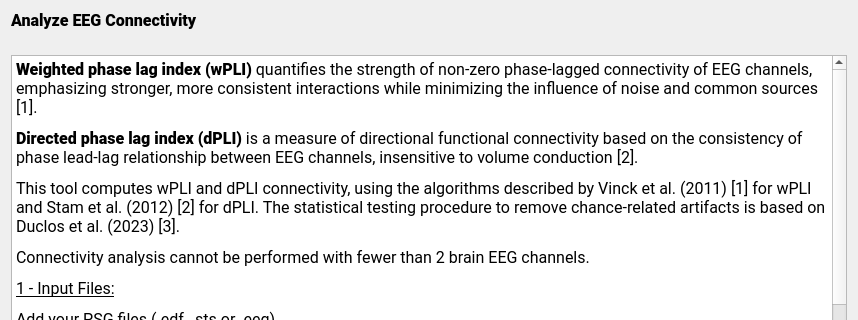
First picture: the form in tools/CEAMSTools/AnalyzeEEGConnectivity/AnalyzeEEGConnectivityDoc/Ui_AnalyzeEEGConnectivityDoc.ui, repository SnoozToolbox/snooz-package-ceams, before the edit; both pictures show x 0 to 858 and y 0 to 320 of the 858 by 644 pixel window.
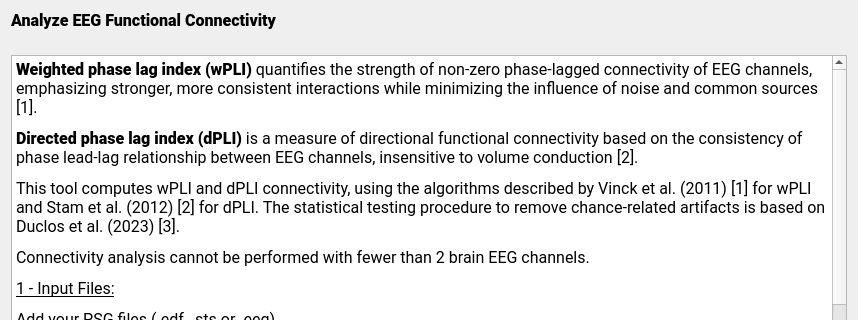
Second picture: the form after the edit.

Commit message: Rename "Analyze EEG Connectivity" tool for "Analyze EEG Functional Connectivity".

```diff
--- a/tools/CEAMSTools/AnalyzeEEGConnectivity/AnalyzeEEGConnectivityDoc/Ui_AnalyzeEEGConnectivityDoc.ui
+++ b/tools/CEAMSTools/AnalyzeEEGConnectivity/AnalyzeEEGConnectivityDoc/Ui_AnalyzeEEGConnectivityDoc.ui
@@ -36,7 +36,7 @@
       <bool>true</bool>
      </property>
      <property name="text">
-      <string>&lt;html&gt;&lt;head/&gt;&lt;body&gt;&lt;p&gt;&lt;span style=&quot; font-weight:700;&quot;&gt;Analyze EEG Connectivity&lt;/span&gt;&lt;/p&gt;&lt;/body&gt;&lt;/html&gt;</string>
+      <string>&lt;html&gt;&lt;head/&gt;&lt;body&gt;&lt;p&gt;&lt;span style=&quot; font-weight:700;&quot;&gt;Analyze EEG Functional Connectivity&lt;/span&gt;&lt;/p&gt;&lt;/body&gt;&lt;/html&gt;</string>
      </property>
     </widget>
    </item>
```
The commit also changes 3 other files.
